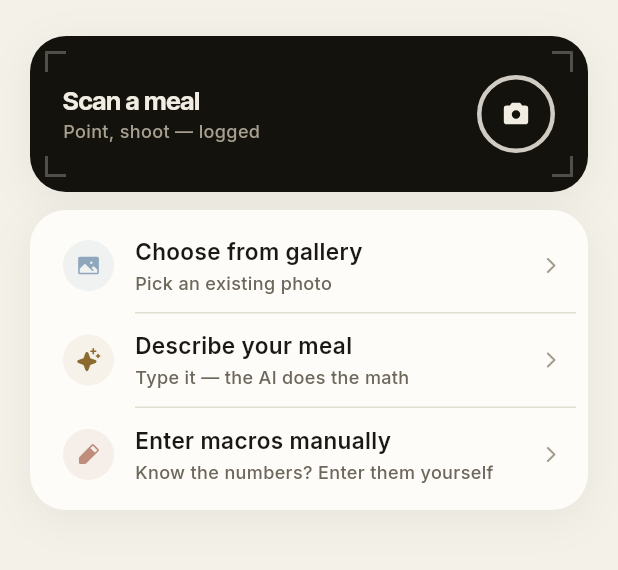
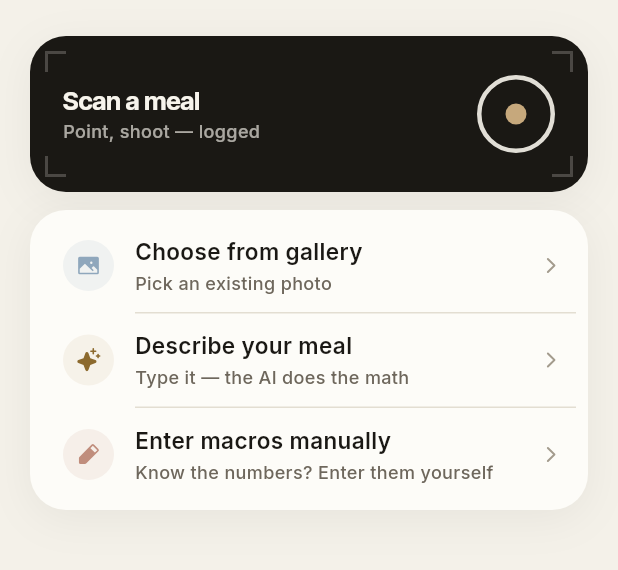
Before and after one commit to dsouli00/valence, a Flutter app: the LogMealScreen screen opened directly with empty values, on a phone screen of 412 x 824 dp, the part 186-756 px from its top. Run offline on Flutter 3.47's test engine with Material 3 defaults, Android fonts, the phone set to English and light mode, and no system bars; our stand-ins replace camera, cloud_firestore, firebase_ai, firebase_auth, firebase_core, firebase_messaging and 12 more; missing offline and left inert: firebase_app_check, purchases_flutter; accounts and stored records are empty.

Commit message:
fix(design): scan hero card -> theme-oriented ink slab (v2.13)
The hard-coded cinema-dark slab ignored the theme. Now pure tokens:
ink fill (flips near-black on Day / warm cream on Night), onInk
brackets + text, shutter ring around a single gold dot — one accent,
no glyph-in-circle.

Co-Authored-By: Claude Opus 4.8 <noreply@anthropic.com>

```diff
--- a/lib/pages/client/log_meal_screen.dart
+++ b/lib/pages/client/log_meal_screen.dart
@@ -1180,10 +1180,11 @@ class LogMealChooserSheet extends StatelessWidget {
   }
 }
 
-/// The scan hero — a cinematic slice of the camera stage laid on warm paper:
-/// dark slab, quiet framing brackets, a shutter ring with the camera glyph.
-/// It previews exactly what tapping it opens (the screen's one considered
-/// detail — no gradients, no glow).
+/// The scan hero — an INK slab (the primary-action color, §1.1: ink acts):
+/// near-black on cream in Day, warm cream on dark in Night, so it flips with
+/// the theme instead of fighting it. Framing brackets + a shutter ring with a
+/// single gold dot are its identity — the screen's one considered detail, in
+/// tokens only.
 class _ScanHeroCard extends StatelessWidget {
   final VoidCallback onTap;
   const _ScanHeroCard({required this.onTap});
@@ -1191,9 +1192,6 @@ class _ScanHeroCard extends StatelessWidget {
   @override
   Widget build(BuildContext context) {
     final t = context.tokens;
-    // On the dark theme the stage color would melt into the canvas — step it
-    // one surface up there instead.
-    final fill = t.isLight ? _kDark : const Color(0xFF1C1913);
 
     return VPressable(
       onTap: () {
@@ -1202,14 +1200,18 @@ class _ScanHeroCard extends StatelessWidget {
       },
       child: Container(
         decoration: BoxDecoration(
-          color: fill,
+          color: t.ink,
           borderRadius: BorderRadius.circular(VRadius.card),
           boxShadow: t.cardShadow,
         ),
         clipBehavior: Clip.antiAlias,
         child: Stack(
           children: [
-            const Positioned.fill(child: _FrameBrackets()),
+            Positioned.fill(
+              child: _FrameBrackets(
+                color: t.onInk.withValues(alpha: 0.22),
+              ),
+            ),
             Padding(
               padding: const EdgeInsetsDirectional.fromSTEB(22, 26, 22, 26),
               child: Row(
@@ -1222,32 +1224,42 @@ class _ScanHeroCard extends StatelessWidget {
                       children: [
                         Text(
                           context.l10n.scanAMeal,
-                          style: VType.headline.copyWith(color: _kOnDark),
+                          style: VType.headline.copyWith(color: t.onInk),
                         ),
                         const SizedBox(height: 3),
                         Text(
                           context.l10n.scanCardSub,
                           maxLines: 1,
                           overflow: TextOverflow.ellipsis,
-                          style: VType.caption.copyWith(color: _kOnDarkDim),
+                          style: VType.caption.copyWith(
+                            color: t.onInk.withValues(alpha: 0.65),
+                          ),
                         ),
                       ],
                     ),
                   ),
                   const SizedBox(width: 14),
-                  // The shutter ring.
+                  // The shutter: onInk ring around a single gold dot — gold as
+                  // jewelry, exactly one accent on the slab.
                   Container(
                     width: 52,
                     height: 52,
+                    alignment: Alignment.center,
                     decoration: BoxDecoration(
                       shape: BoxShape.circle,
                       border: Border.all(
-                        color: _kOnDark.withValues(alpha: 0.85),
+                        color: t.onInk.withValues(alpha: 0.9),
                         width: 3,
                       ),
                     ),
-                    child: const Icon(PhosphorIconsFill.camera,
-                        size: 20, color: _kOnDark),
+                    child: Container(
+                      width: 14,
+                      height: 14,
+                      decoration: BoxDecoration(
+                        color: t.gold,
+                        shape: BoxShape.circle,
+                      ),
+                    ),
                   ),
                 ],
               ),
@@ -1262,27 +1274,28 @@ class _ScanHeroCard extends StatelessWidget {
 /// Four quiet corner brackets — the viewfinder's framing language, used here
 /// as the card's identity mark.
 class _FrameBrackets extends StatelessWidget {
-  const _FrameBrackets();
+  final Color color;
+  const _FrameBrackets({required this.color});
 
   @override
   Widget build(BuildContext context) {
-    return const Padding(
-      padding: EdgeInsets.all(10),
+    return Padding(
+      padding: const EdgeInsets.all(10),
       child: Column(
         children: [
           Row(
             mainAxisAlignment: MainAxisAlignment.spaceBetween,
             children: [
-              _Bracket(top: true, start: true),
-              _Bracket(top: true, start: false),
+              _Bracket(top: true, start: true, color: color),
+              _Bracket(top: true, start: false, color: color),
             ],
           ),
-          Spacer(),
+          const Spacer(),
           Row(
             mainAxisAlignment: MainAxisAlignment.spaceBetween,
             children: [
-              _Bracket(top: false, start: true),
-              _Bracket(top: false, start: false),
+              _Bracket(top: false, start: true, color: color),
+              _Bracket(top: false, start: false, color: color),
             ],
           ),
         ],
@@ -1294,11 +1307,12 @@ class _FrameBrackets extends StatelessWidget {
 class _Bracket extends StatelessWidget {
   final bool top;
   final bool start;
-  const _Bracket({required this.top, required this.start});
+  final Color color;
+  const _Bracket({required this.top, required this.start, required this.color});
 
   @override
   Widget build(BuildContext context) {
-    final side = BorderSide(color: _kOnDark.withValues(alpha: 0.28), width: 2);
+    final side = BorderSide(color: color, width: 2);
     return SizedBox(
       width: 14,
       height: 14,
```
Also changed, not shown: 1 other file.
